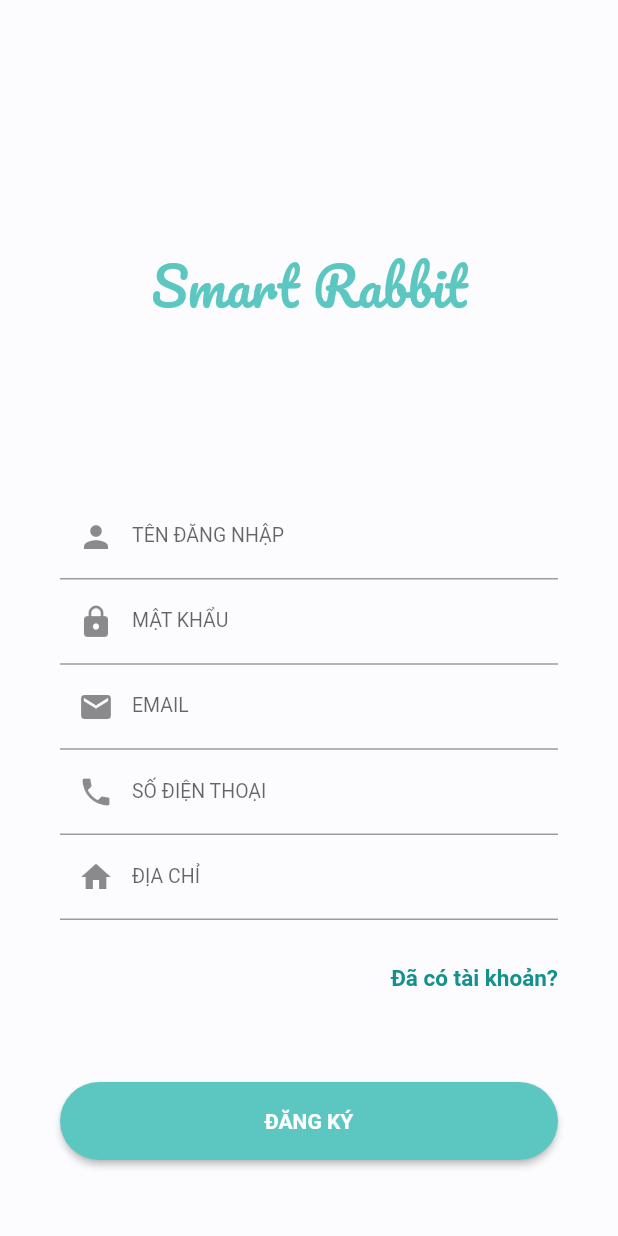
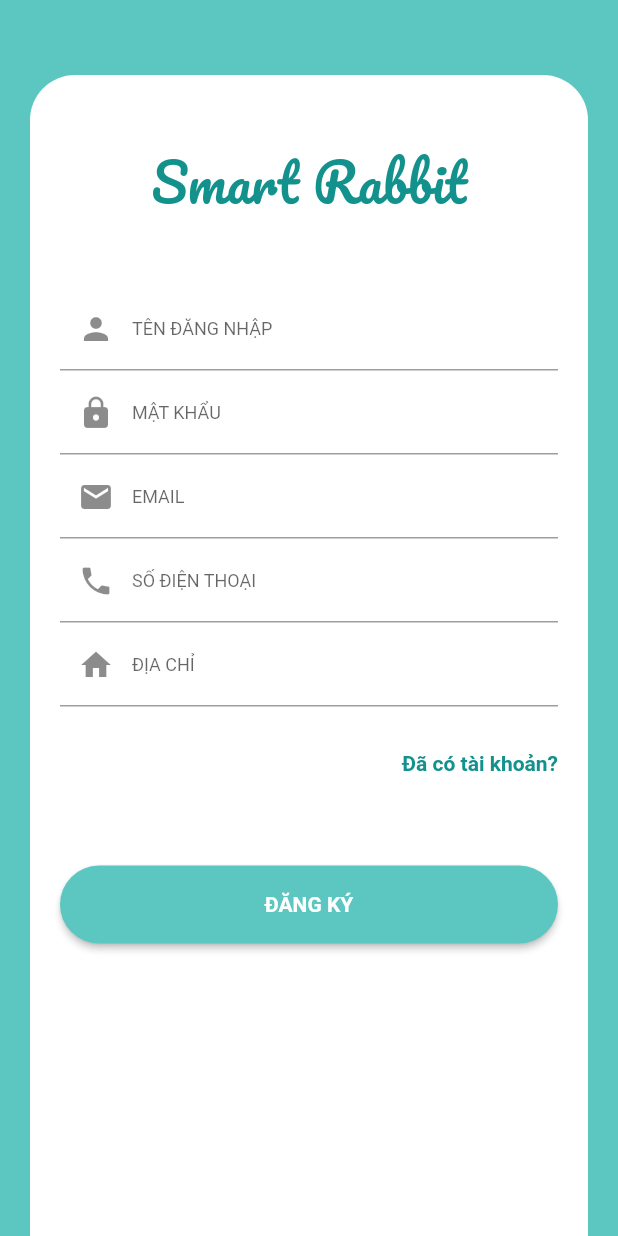
Before and after one commit to ntnhan2266/helper_app, a Flutter app: the screen it shows after launch, swiped to page 3, on a phone screen of 412 x 824 dp. Run offline on Flutter 3.47's test engine with Material 2 defaults, Android fonts, the phone set to English and light mode, and no system bars.

Commit message:
fix login and signup page

```diff
--- a/lib/screens/welcome_screen.dart
+++ b/lib/screens/welcome_screen.dart
@@ -79,56 +79,63 @@ class _WelcomeScreenState extends State<WelcomeScreen>
 
   Widget _loginPage() {
     return Container(
-      height: MediaQuery.of(context).size.height,
+      color: Constants.primaryColor,
+      child: Center(
         child: ListView(
-        padding: EdgeInsets.only(bottom: 30.0),
+          physics: BouncingScrollPhysics(),
+          shrinkWrap: true,
+          children: <Widget>[
+            Container(
+              margin: EdgeInsets.symmetric(horizontal: 20.0),
+              padding: EdgeInsets.symmetric(horizontal: 20.0),
+              decoration: BoxDecoration(
+                borderRadius: BorderRadius.circular(30.0),
+                color: Colors.white,
+              ),
+              child: Column(
                 children: <Widget>[
                   Container(
                     alignment: Alignment.center,
-            height: MediaQuery.of(context).size.height * 0.4,
-            padding: EdgeInsets.only(top: 50.0),
+                    padding: EdgeInsets.symmetric(vertical: 40.0),
                     child: Text(
                       "Smart Rabbit",
                       style: TextStyle(
                           fontSize: 35,
                           fontFamily: "Pacifico",
-                  color: Constants.primaryColor),
+                          color: Constants.primaryTextColor),
                     ),
                   ),
-          Container(
-            padding: EdgeInsets.symmetric(horizontal: 40.0),
-            child: Column(
-              children: <Widget>[
                   TextField(
                     decoration: InputDecoration(
                       prefixIcon: Icon(Icons.person),
                       labelText: "TÊN ĐĂNG NHẬP",
-                    labelStyle: TextStyle(fontSize: 13.0),
+                      labelStyle: TextStyle(fontSize: 12.0),
                     ),
                   ),
                   TextField(
                     decoration: InputDecoration(
                       prefixIcon: Icon(Icons.lock),
                       labelText: "MẬT KHẨU",
-                    labelStyle: TextStyle(fontSize: 13.0),
+                      labelStyle: TextStyle(fontSize: 12.0),
                     ),
                     obscureText: true,
                   ),
                   Container(
                     alignment: Alignment.centerRight,
-                  padding: EdgeInsets.only(top: 30.0),
+                    padding: EdgeInsets.only(top: 30.0, bottom: 10.0),
                     child: Text(
                       "Quên mật khẩu?",
                       style: TextStyle(
                         fontWeight: FontWeight.bold,
                         color: Constants.primaryTextColor,
-                      fontSize: 15.0,
+                        fontSize: 14.0,
                       ),
                     ),
                   ),
                   Container(
                     width: MediaQuery.of(context).size.width,
-                  padding: EdgeInsets.only(top: 60.0),
+                    padding:
+                        EdgeInsets.symmetric(horizontal: 40.0, vertical: 40.0),
                     child: RaisedButton(
                       child: Padding(
                         padding: EdgeInsets.symmetric(vertical: 18.0),
@@ -160,43 +167,51 @@ class _WelcomeScreenState extends State<WelcomeScreen>
             ),
           ],
         ),
+      ),
     );
   }
 
   Widget _signupPage() {
     return Container(
+      color: Constants.primaryColor,
+      child: Center(
+        child: ListView(
+          physics: BouncingScrollPhysics(),
+          shrinkWrap: true,
+          children: <Widget>[
+            Container(
               height: MediaQuery.of(context).size.height,
-      child: ListView(
-        padding: EdgeInsets.only(bottom: 30.0),
+              margin: EdgeInsets.symmetric(horizontal: 20.0, vertical: 50.0),
+              padding: EdgeInsets.symmetric(horizontal: 20.0),
+              decoration: BoxDecoration(
+                borderRadius: BorderRadius.circular(30.0),
+                color: Colors.white,
+              ),
+              child: Column(
                 children: <Widget>[
                   Container(
                     alignment: Alignment.center,
-            height: MediaQuery.of(context).size.height * 0.4,
-            padding: EdgeInsets.only(top: 50.0),
+                    padding: EdgeInsets.symmetric(vertical: 40.0),
                     child: Text(
                       "Smart Rabbit",
                       style: TextStyle(
                           fontSize: 35,
                           fontFamily: "Pacifico",
-                  color: Constants.primaryColor),
+                          color: Constants.primaryTextColor),
                     ),
                   ),
-          Container(
-            padding: EdgeInsets.symmetric(horizontal: 40.0),
-            child: Column(
-              children: <Widget>[
                   TextField(
                     decoration: InputDecoration(
                       prefixIcon: Icon(Icons.person),
                       labelText: "TÊN ĐĂNG NHẬP",
-                    labelStyle: TextStyle(fontSize: 13.0),
+                      labelStyle: TextStyle(fontSize: 12.0),
                     ),
                   ),
                   TextField(
                     decoration: InputDecoration(
                       prefixIcon: Icon(Icons.lock),
                       labelText: "MẬT KHẨU",
-                    labelStyle: TextStyle(fontSize: 13.0),
+                      labelStyle: TextStyle(fontSize: 12.0),
                     ),
                     obscureText: true,
                   ),
@@ -204,7 +219,7 @@ class _WelcomeScreenState extends State<WelcomeScreen>
                     decoration: InputDecoration(
                       prefixIcon: Icon(Icons.mail),
                       labelText: "EMAIL",
-                    labelStyle: TextStyle(fontSize: 13.0),
+                      labelStyle: TextStyle(fontSize: 12.0),
                     ),
                     keyboardType: TextInputType.emailAddress,
                   ),
@@ -212,7 +227,7 @@ class _WelcomeScreenState extends State<WelcomeScreen>
                     decoration: InputDecoration(
                       prefixIcon: Icon(Icons.phone),
                       labelText: "SỐ ĐIỆN THOẠI",
-                    labelStyle: TextStyle(fontSize: 13.0),
+                      labelStyle: TextStyle(fontSize: 12.0),
                     ),
                     keyboardType: TextInputType.phone,
                   ),
@@ -220,7 +235,7 @@ class _WelcomeScreenState extends State<WelcomeScreen>
                     decoration: InputDecoration(
                       prefixIcon: Icon(Icons.home),
                       labelText: "ĐỊA CHỈ",
-                    labelStyle: TextStyle(fontSize: 13.0),
+                      labelStyle: TextStyle(fontSize: 12.0),
                     ),
                   ),
                   GestureDetector(
@@ -232,7 +247,7 @@ class _WelcomeScreenState extends State<WelcomeScreen>
                         style: TextStyle(
                           fontWeight: FontWeight.bold,
                           color: Constants.primaryTextColor,
-                        fontSize: 15.0,
+                          fontSize: 14.0,
                         ),
                       ),
                     ),
@@ -263,6 +278,7 @@ class _WelcomeScreenState extends State<WelcomeScreen>
               ),
             ),
           ],
+        ),
       ),
     );
   }
```
Lines whose indentation alone changed are shown as unchanged.
